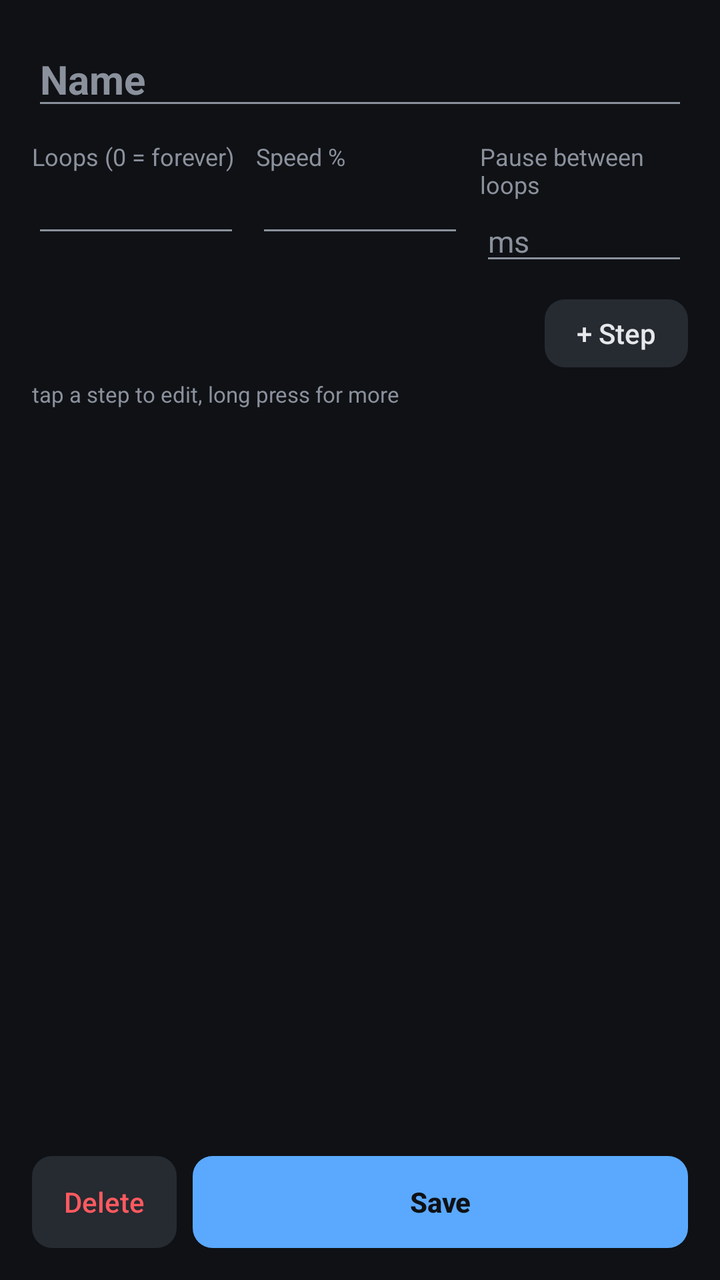
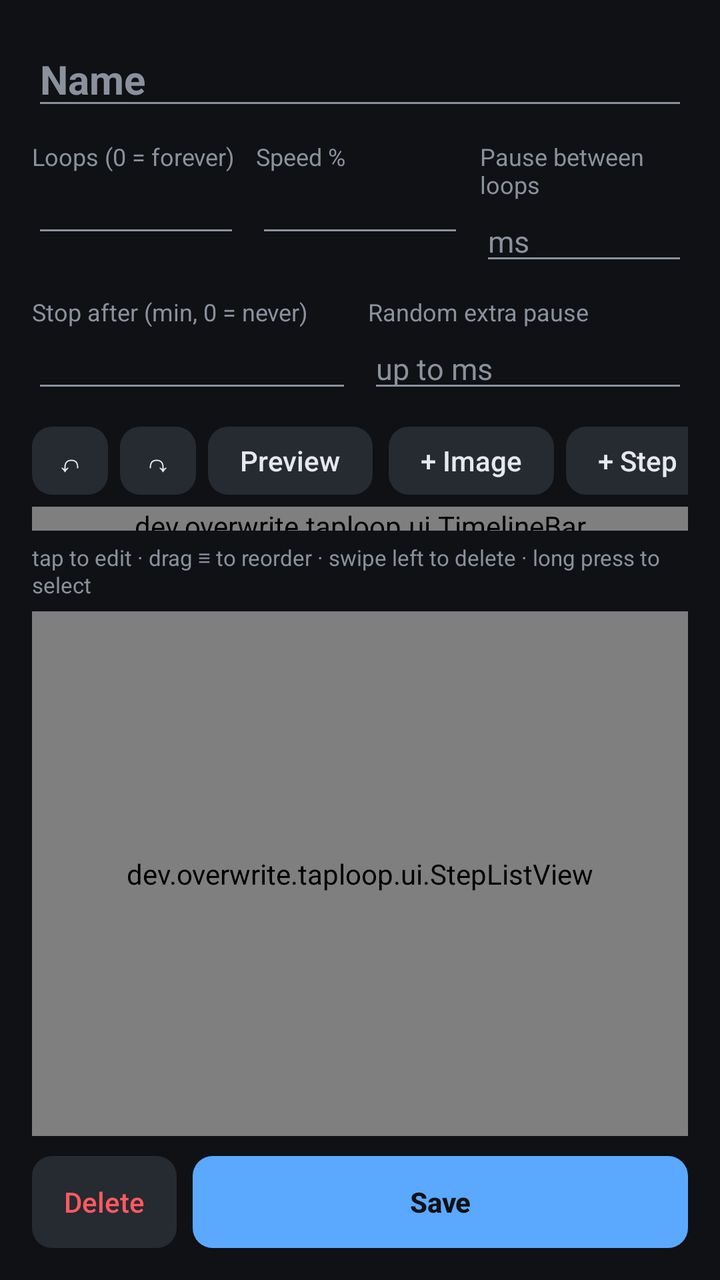

Two renders of the same Android screen: before a commit and after it. Below are the layout's source before the change and the commit's diff.
<!-- AndroidManifest.xml: application theme AppTheme -->
<!-- res/layout/activity_editor.xml -->
<?xml version="1.0" encoding="utf-8"?>
<LinearLayout xmlns:android="http://schemas.android.com/apk/res/android"
    android:layout_width="match_parent"
    android:layout_height="match_parent"
    android:fitsSystemWindows="true"
    android:orientation="vertical"
    android:padding="16dp">

    <EditText
        android:id="@+id/name"
        style="@style/Field"
        android:hint="Name"
        android:inputType="text"
        android:textSize="20sp"
        android:textStyle="bold" />

    <LinearLayout
        android:layout_width="match_parent"
        android:layout_height="wrap_content">

        <LinearLayout
            android:layout_width="0dp"
            android:layout_height="wrap_content"
            android:layout_marginEnd="8dp"
            android:layout_weight="1"
            android:orientation="vertical">

            <TextView style="@style/Label" android:text="Loops (0 = forever)" />

            <EditText
                android:id="@+id/loops"
                style="@style/Field"
                android:inputType="number" />
        </LinearLayout>

        <LinearLayout
            android:layout_width="0dp"
            android:layout_height="wrap_content"
            android:layout_marginEnd="8dp"
            android:layout_weight="1"
            android:orientation="vertical">

            <TextView style="@style/Label" android:text="Speed %" />

            <EditText
                android:id="@+id/speed"
                style="@style/Field"
                android:inputType="number" />
        </LinearLayout>

        <LinearLayout
            android:layout_width="0dp"
            android:layout_height="wrap_content"
            android:layout_weight="1"
            android:orientation="vertical">

            <TextView style="@style/Label" android:text="Pause between loops" />

            <EditText
                android:id="@+id/loop_delay"
                style="@style/Field"
                android:hint="ms"
                android:inputType="number" />
        </LinearLayout>
    </LinearLayout>

    <LinearLayout
        android:layout_width="match_parent"
        android:layout_height="wrap_content"
        android:layout_marginTop="12dp"
        android:layout_marginBottom="6dp"
        android:gravity="center_vertical">

        <TextView
            android:id="@+id/count"
            android:layout_width="0dp"
            android:layout_height="wrap_content"
            android:layout_weight="1"
            android:textColor="@color/text"
            android:textSize="15sp"
            android:textStyle="bold" />

        <Button
            android:id="@+id/add"
            style="@style/Btn"
            android:layout_height="34dp"
            android:text="+ Step" />
    </LinearLayout>

    <TextView
        android:layout_width="wrap_content"
        android:layout_height="wrap_content"
        android:layout_marginBottom="6dp"
        android:text="tap a step to edit, long press for more"
        android:textColor="@color/muted"
        android:textSize="11sp" />

    <ListView
        android:id="@+id/steps"
        android:layout_width="match_parent"
        android:layout_height="0dp"
        android:layout_weight="1"
        android:divider="@null"
        android:dividerHeight="6dp" />

    <LinearLayout
        android:layout_width="match_parent"
        android:layout_height="wrap_content"
        android:layout_marginTop="10dp">

        <Button
            android:id="@+id/delete"
            style="@style/Btn"
            android:layout_height="46dp"
            android:layout_marginEnd="8dp"
            android:text="Delete"
            android:textColor="@color/rec" />

        <Button
            android:id="@+id/save"
            style="@style/Btn"
            android:layout_width="0dp"
            android:layout_height="46dp"
            android:layout_weight="1"
            android:background="@drawable/btn_accent"
            android:text="Save"
            android:textColor="#0F1115"
            android:textStyle="bold" />
    </LinearLayout>
</LinearLayout>
<!-- resources referenced by this layout -->
<resources>
  <color name="muted">#8B919C</color>
  <color name="rec">#FF5A5F</color>
  <color name="text">#E6E8EB</color>
  <!-- drawable btn_accent (drawable) -->
  <?xml version="1.0" encoding="utf-8"?>
  <ripple xmlns:android="http://schemas.android.com/apk/res/android" android:color="#33FFFFFF">
      <item>
          <shape android:shape="rectangle">
              <solid android:color="@color/accent" />
              <corners android:radius="10dp" />
          </shape>
      </item>
  </ripple>
  <style name="Btn">
          <item name="android:layout_width">wrap_content</item>
          <item name="android:layout_height">40dp</item>
          <item name="android:background">@drawable/btn</item>
          <item name="android:textColor">@color/text</item>
          <item name="android:textAllCaps">false</item>
          <item name="android:textSize">14sp</item>
          <item name="android:paddingStart">16dp</item>
          <item name="android:paddingEnd">16dp</item>
          <item name="android:minWidth">0dp</item>
          <item name="android:stateListAnimator">@null</item>
      </style>
  <style name="Field">
          <item name="android:layout_width">match_parent</item>
          <item name="android:layout_height">wrap_content</item>
          <item name="android:textColor">@color/text</item>
          <item name="android:textColorHint">@color/muted</item>
          <item name="android:textSize">15sp</item>
          <item name="android:singleLine">true</item>
      </style>
  <style name="Label">
          <item name="android:layout_width">wrap_content</item>
          <item name="android:layout_height">wrap_content</item>
          <item name="android:textColor">@color/muted</item>
          <item name="android:textSize">12sp</item>
          <item name="android:layout_marginTop">10dp</item>
      </style>
  <style name="AppTheme" parent="@android:style/Theme.Material.NoActionBar">
          <item name="android:colorPrimary">@color/bg</item>
          <item name="android:colorPrimaryDark">@color/bg</item>
          <item name="android:colorAccent">@color/accent</item>
          <item name="android:windowBackground">@color/bg</item>
          <item name="android:statusBarColor">@color/bg</item>
          <item name="android:navigationBarColor">@color/bg</item>
          <item name="android:textColorPrimary">@color/text</item>
          <item name="android:textColorSecondary">@color/muted</item>
          <item name="android:alertDialogTheme">@style/DialogTheme</item>
      </style>
  <color name="accent">#5AA9FF</color>
  <!-- drawable btn (drawable) -->
  <?xml version="1.0" encoding="utf-8"?>
  <ripple xmlns:android="http://schemas.android.com/apk/res/android" android:color="#33FFFFFF">
      <item>
          <shape android:shape="rectangle">
              <solid android:color="#262A31" />
              <corners android:radius="10dp" />
          </shape>
      </item>
  </ripple>
  <color name="bg">#0F1115</color>
  <style name="DialogTheme" parent="@android:style/Theme.Material.Dialog.Alert">
          <item name="android:colorAccent">@color/accent</item>
          <item name="android:background">@color/card</item>
      </style>
  <color name="card">#1A1D23</color>
</resources>

<!-- the commit's change to res/layout/activity_editor.xml (unified diff, before → after) -->
@@ -64,7 +64,10 @@
         </LinearLayout>
     </LinearLayout>
 
-    <LinearLayout
+    <include layout="@layout/editor_flow" />
+
+    <LinearLayout
+        android:id="@+id/normal_bar"
         android:layout_width="match_parent"
         android:layout_height="wrap_content"
         android:layout_marginTop="12dp"
@@ -81,21 +84,153 @@
             android:textStyle="bold" />
 
         <Button
+            android:id="@+id/undo"
+            style="@style/Btn"
+            android:layout_height="34dp"
+            android:layout_marginEnd="6dp"
+            android:contentDescription="Undo"
+            android:paddingStart="12dp"
+            android:paddingEnd="12dp"
+            android:text="↶" />
+
+        <Button
+            android:id="@+id/redo"
+            style="@style/Btn"
+            android:layout_height="34dp"
+            android:layout_marginEnd="6dp"
+            android:contentDescription="Redo"
+            android:paddingStart="12dp"
+            android:paddingEnd="12dp"
+            android:text="↷" />
+
+        <Button
+            android:id="@+id/preview"
+            style="@style/Btn"
+            android:layout_height="34dp"
+            android:layout_marginEnd="8dp"
+            android:text="Preview" />
+
+        <Button
+            android:id="@+id/add_image"
+            style="@style/Btn"
+            android:layout_height="34dp"
+            android:layout_marginEnd="6dp"
+            android:text="+ Image" />
+
+        <Button
             android:id="@+id/add"
             style="@style/Btn"
             android:layout_height="34dp"
             android:text="+ Step" />
     </LinearLayout>
 
+    <LinearLayout
+        android:id="@+id/select_bar"
+        android:layout_width="match_parent"
+        android:layout_height="wrap_content"
+        android:layout_marginTop="12dp"
+        android:layout_marginBottom="6dp"
+        android:orientation="vertical"
+        android:visibility="gone">
+
+        <LinearLayout
+            android:layout_width="match_parent"
+            android:layout_height="wrap_content"
+            android:gravity="center_vertical">
+
+            <Button
+                android:id="@+id/sel_close"
+                style="@style/Btn"
+                android:layout_height="34dp"
+                android:layout_marginEnd="10dp"
+                android:contentDescription="Done"
+                android:paddingStart="12dp"
+                android:paddingEnd="12dp"
+                android:text="✕" />
+
+            <TextView
+                android:id="@+id/sel_count"
+                android:layout_width="0dp"
+                android:layout_height="wrap_content"
+                android:layout_weight="1"
+                android:textColor="@color/accent"
+                android:textSize="15sp"
+                android:textStyle="bold" />
+
+            <Button
+                android:id="@+id/sel_all"
+                style="@style/Btn"
+                android:layout_height="34dp"
+                android:text="All" />
+        </LinearLayout>
+
+        <LinearLayout
+            android:layout_width="match_parent"
+            android:layout_height="wrap_content"
+            android:layout_marginTop="6dp">
+
+            <Button
+                android:id="@+id/sel_delete"
+                style="@style/Btn"
+                android:layout_width="0dp"
+                android:layout_height="34dp"
+                android:layout_marginEnd="6dp"
+                android:layout_weight="1"
+                android:paddingStart="4dp"
+                android:paddingEnd="4dp"
+                android:text="Delete"
+                android:textColor="@color/rec" />
+
+            <Button
+                android:id="@+id/sel_dup"
+                style="@style/Btn"
+                android:layout_width="0dp"
+                android:layout_height="34dp"
+                android:layout_marginEnd="6dp"
+                android:layout_weight="1"
+                android:paddingStart="4dp"
+                android:paddingEnd="4dp"
+                android:text="Duplicate" />
+
+            <Button
+                android:id="@+id/sel_edit"
+                style="@style/Btn"
+                android:layout_width="0dp"
+                android:layout_height="34dp"
+                android:layout_marginEnd="6dp"
+                android:layout_weight="1"
+                android:paddingStart="4dp"
+                android:paddingEnd="4dp"
+                android:text="Edit…" />
+
+            <Button
+                android:id="@+id/sel_insert"
+                style="@style/Btn"
+                android:layout_width="0dp"
+                android:layout_height="34dp"
+                android:layout_weight="1"
+                android:paddingStart="4dp"
+                android:paddingEnd="4dp"
+                android:text="Insert…" />
+        </LinearLayout>
+    </LinearLayout>
+
+    <dev.overwrite.taploop.ui.TimelineBar
+        android:id="@+id/timeline"
+        android:layout_width="match_parent"
+        android:layout_height="12dp"
+        android:layout_marginBottom="6dp" />
+
     <TextView
+        android:id="@+id/hint"
         android:layout_width="wrap_content"
         android:layout_height="wrap_content"
         android:layout_marginBottom="6dp"
-        android:text="tap a step to edit, long press for more"
+        android:text="tap to edit · drag ≡ to reorder · swipe left to delete · long press to select"
         android:textColor="@color/muted"
         android:textSize="11sp" />
 
-    <ListView
+    <dev.overwrite.taploop.ui.StepListView
         android:id="@+id/steps"
         android:layout_width="match_parent"
         android:layout_height="0dp"
@@ -104,6 +239,34 @@
         android:dividerHeight="6dp" />
 
     <LinearLayout
+        android:id="@+id/undo_bar"
+        android:layout_width="match_parent"
+        android:layout_height="wrap_content"
+        android:layout_marginTop="8dp"
+        android:background="@drawable/undo_bar"
+        android:gravity="center_vertical"
+        android:paddingStart="14dp"
+        android:paddingEnd="2dp"
+        android:visibility="gone">
+
+        <TextView
+            android:id="@+id/undo_text"
+            android:layout_width="0dp"
+            android:layout_height="wrap_content"
+            android:layout_weight="1"
+            android:textColor="@color/text"
+            android:textSize="14sp" />
+
+        <Button
+            android:id="@+id/undo_bar_btn"
+            style="@style/Btn"
+            android:background="@null"
+            android:text="Undo"
+            android:textColor="@color/accent"
+            android:textStyle="bold" />
+    </LinearLayout>
+
+    <LinearLayout
         android:layout_width="match_parent"
         android:layout_height="wrap_content"
         android:layout_marginTop="10dp">
@@ -128,3 +291,39 @@
             android:textStyle="bold" />
     </LinearLayout>
 </LinearLayout>
+<!-- res/layout/editor_flow.xml (included above) -->
+<?xml version="1.0" encoding="utf-8"?>
+<LinearLayout xmlns:android="http://schemas.android.com/apk/res/android"
+    android:layout_width="match_parent"
+    android:layout_height="wrap_content">
+
+    <LinearLayout
+        android:layout_width="0dp"
+        android:layout_height="wrap_content"
+        android:layout_marginEnd="8dp"
+        android:layout_weight="1"
+        android:orientation="vertical">
+
+        <TextView style="@style/Label" android:text="Stop after (min, 0 = never)" />
+
+        <EditText
+            android:id="@+id/max_minutes"
+            style="@style/Field"
+            android:inputType="number" />
+    </LinearLayout>
+
+    <LinearLayout
+        android:layout_width="0dp"
+        android:layout_height="wrap_content"
+        android:layout_weight="1"
+        android:orientation="vertical">
+
+        <TextView style="@style/Label" android:text="Random extra pause" />
+
+        <EditText
+            android:id="@+id/loop_jitter"
+            style="@style/Field"
+            android:hint="up to ms"
+            android:inputType="number" />
+    </LinearLayout>
+</LinearLayout>
<!-- resource entries referenced after the edit -->
@@ -8,11 +8,17 @@
   <ripple xmlns:android="http://schemas.android.com/apk/res/android" android:color="#33FFFFFF">
       <item>
           <shape android:shape="rectangle">
-              <solid android:color="@color/accent" />
+              <solid android:color="?android:attr/colorAccent" />
               <corners android:radius="10dp" />
           </shape>
       </item>
   </ripple>
+  <!-- drawable undo_bar (drawable) -->
+  <?xml version="1.0" encoding="utf-8"?>
+  <shape xmlns:android="http://schemas.android.com/apk/res/android" android:shape="rectangle">
+      <solid android:color="#262A31" />
+      <corners android:radius="10dp" />
+  </shape>
   <style name="Btn">
           <item name="android:layout_width">wrap_content</item>
           <item name="android:layout_height">40dp</item>
